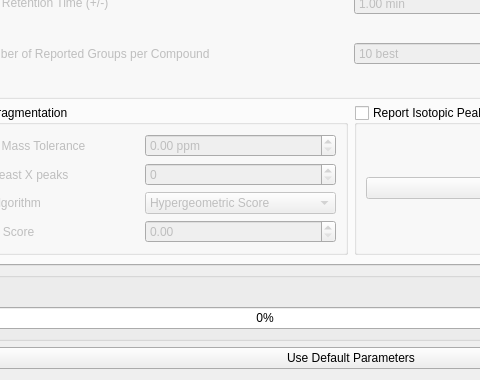
Before: the Qt Designer form src/gui/mzroll/forms/peakdetectiondialog.ui in ElucidataInc/ElMaven, drawn with Qt 5; both pictures show x 87 to 567 and y 360 to 740 of the 876 by 740 pixel window.
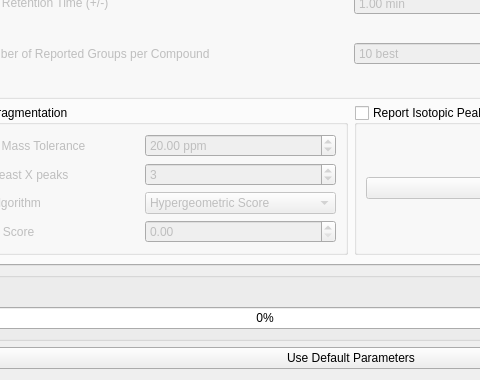
After: the same form once the commit is applied.

Commit message: [UI] Set defaul parameters for fragment matching

Diff of the .ui file:
```diff
--- a/src/gui/mzroll/forms/peakdetectiondialog.ui
+++ b/src/gui/mzroll/forms/peakdetectiondialog.ui
@@ -357,6 +357,9 @@
             <property name="maximum">
              <double>1000.000000000000000</double>
             </property>
+            <property name="value">
+             <double>20.000000000000000</double>
+            </property>
            </widget>
           </item>
           <item row="2" column="0">
@@ -371,6 +374,9 @@
             <property name="decimals">
              <number>0</number>
             </property>
+            <property name="value">
+             <double>3.000000000000000</double>
+            </property>
            </widget>
           </item>
           <item row="4" column="0">
```
Left out of the diff: 4 changed lines with no effect on the pictures. The commit also changes 5 other files.
